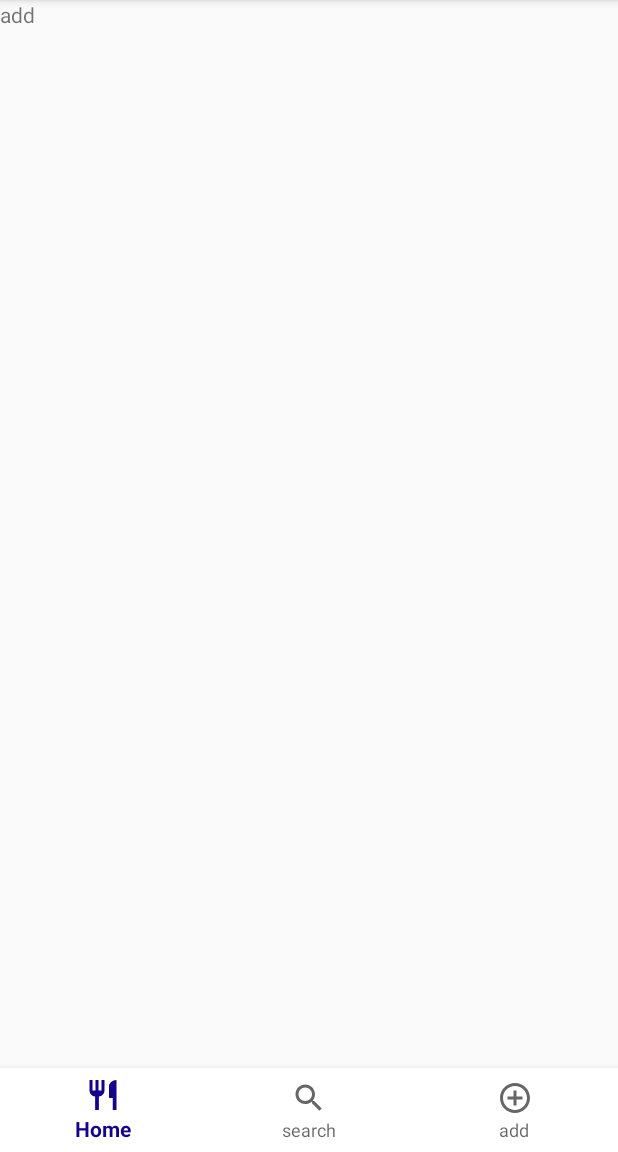
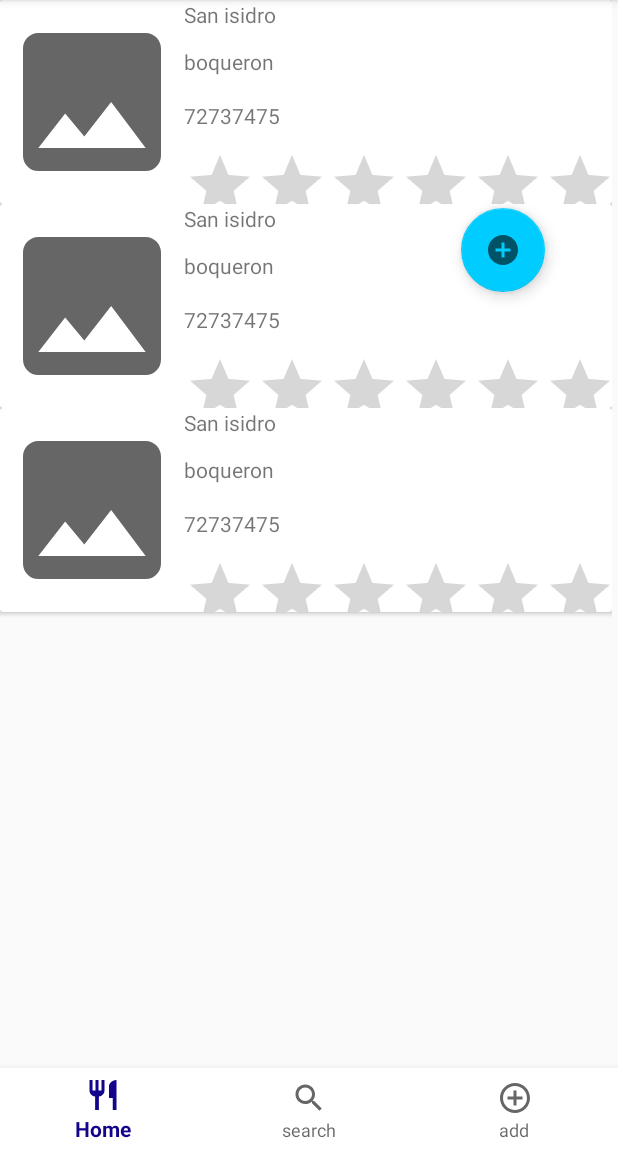
Before and after one commit to cabana1423/Comeya, an Android app: the add screen opened through its navigation route, on a phone screen of 412 x 824 dp, the part 84-1236 px from its top. Run offline under Robolectric (Android 15) with nearby library versions, the light colour scheme and no system bars.

Commit message:
vistas Myrest y modificacion add

```diff
--- a/app/build.gradle
+++ b/app/build.gradle
@@ -30,6 +30,7 @@ dependencies {
     implementation 'androidx.navigation:navigation-fragment:2.3.0'
     implementation 'androidx.navigation:navigation-ui:2.3.0'
     implementation 'androidx.legacy:legacy-support-v4:1.0.0'
+    implementation 'com.google.android.gms:play-services-maps:17.0.0'
     testImplementation 'junit:junit:4.12'
     androidTestImplementation 'androidx.test.ext:junit:1.1.1'
     androidTestImplementation 'androidx.test.espresso:espresso-core:3.2.0'
--- a/app/src/main/AndroidManifest.xml
+++ b/app/src/main/AndroidManifest.xml
@@ -9,7 +9,9 @@
         android:roundIcon="@mipmap/ic_launcher_round"
         android:supportsRtl="true"
         android:theme="@style/AppTheme">
-        <activity android:name=".realizar_pedido"></activity>
+        <activity android:name=".gestionar_rest"></activity>
+        <activity android:name=".crear_Myrest" />
+        <activity android:name=".realizar_pedido" />
         <activity android:name=".entrada" />
         <activity android:name=".register_user" />
         <activity android:name=".MainActivity">
--- /dev/null
+++ b/app/src/main/java/com/example/comeya/MyRest_Adapter.java
@@ -0,0 +1,78 @@
+package com.example.comeya;
+
+
+import android.content.Context;
+import android.content.Intent;
+import android.view.LayoutInflater;
+import android.view.View;
+import android.view.ViewGroup;
+import android.widget.ImageView;
+import android.widget.TextView;
+
+import androidx.annotation.NonNull;
+import androidx.cardview.widget.CardView;
+import androidx.recyclerview.widget.RecyclerView;
+
+
+import java.util.List;
+
+public class MyRest_Adapter extends RecyclerView.Adapter<MyRest_Adapter.ViewHolder> {
+    public static class ViewHolder extends RecyclerView.ViewHolder implements View.OnClickListener {
+        private TextView titleRest, direccion, telefono;
+        private ImageView fotorest;
+        private CardView vistarest;
+        Context context;
+
+        public ViewHolder(View itemView){
+            super(itemView);
+            context=itemView.getContext();
+            titleRest=(TextView)itemView.findViewById(R.id.Restviewtitulo);
+            direccion=(TextView)itemView.findViewById(R.id.Resyviewdireccion);
+            telefono=(TextView)itemView.findViewById(R.id.Restviewphone);
+            fotorest=(ImageView) itemView.findViewById(R.id.Restviewimg);
+            vistarest =(CardView) itemView.findViewById(R.id.Restgroupview);
+
+        }
+        void setOnclickCardview(){
+            vistarest.setOnClickListener(this);
+        };
+
+        @Override
+        public void onClick(View view) {
+            switch (view.getId()){
+                case R.id.Restgroupview:
+                    Intent intent=new Intent(context,gestionar_rest.class);
+                    context.startActivity(intent);
+                    break;
+            }
+        }
+
+    }
+    public List<restView> MylistaRestview;
+
+    public MyRest_Adapter(List<restView>listaRestview){
+        this.MylistaRestview =listaRestview;
+    }
+
+    @NonNull
+    @Override
+    public ViewHolder onCreateViewHolder(@NonNull ViewGroup parent, int viewType) {
+        View view= LayoutInflater.from(parent.getContext()).inflate(R.layout.listview_rest,parent,false);
+        ViewHolder viewHolder=new ViewHolder(view);
+        return viewHolder;
+    }
+
+    @Override
+    public void onBindViewHolder(@NonNull ViewHolder holder, int position) {
+        holder.titleRest.setText(MylistaRestview.get(position).getTitleRest());
+        holder.direccion.setText(MylistaRestview.get(position).getDireccion());
+        holder.telefono.setText(MylistaRestview.get(position).getTelefono());
+        holder.fotorest.setImageResource(MylistaRestview.get(position).getFotorest());
+        holder.setOnclickCardview();
+    }
+
+    @Override
+    public int getItemCount() {
+        return MylistaRestview.size();
+    }
+}
--- a/app/src/main/java/com/example/comeya/add.java
+++ b/app/src/main/java/com/example/comeya/add.java
@@ -1,12 +1,23 @@
 package com.example.comeya;
 
+import android.content.Context;
+import android.content.Intent;
 import android.os.Bundle;
 
 import androidx.fragment.app.Fragment;
+import androidx.recyclerview.widget.LinearLayoutManager;
+import androidx.recyclerview.widget.RecyclerView;
 
 import android.view.LayoutInflater;
 import android.view.View;
 import android.view.ViewGroup;
+import android.widget.Button;
+import android.widget.Toast;
+
+import com.google.android.material.floatingactionbutton.FloatingActionButton;
+
+import java.util.ArrayList;
+import java.util.List;
 
 /**
  * A simple {@link Fragment} subclass.
@@ -52,13 +63,41 @@ public class add extends Fragment {
         if (getArguments() != null) {
             mParam1 = getArguments().getString(ARG_PARAM1);
             mParam2 = getArguments().getString(ARG_PARAM2);
+
+
         }
     }
+    private FloatingActionButton crear_rest;
+    Context context;
+    private RecyclerView recyclerViewrest;
+    private MyRest_Adapter adaptadorrest;
 
     @Override
     public View onCreateView(LayoutInflater inflater, ViewGroup container,
                              Bundle savedInstanceState) {
         // Inflate the layout for this fragment
-        return inflater.inflate(R.layout.fragment_add, container, false);
+        View vista = inflater.inflate(R.layout.fragment_add, container, false);
+        crear_rest=(FloatingActionButton)vista.findViewById(R.id.addrest_floatingButton);
+        context=vista.getContext();
+        crear_rest.setOnClickListener(new View.OnClickListener() {
+            @Override
+            public void onClick(View view) {
+                Intent intent=new Intent(context,crear_Myrest.class);
+                context.startActivity(intent);
+            }
+        });
+        recyclerViewrest= (RecyclerView)vista.findViewById(R.id.Myrestview_list);
+        recyclerViewrest.setLayoutManager(new LinearLayoutManager(getContext()));
+        adaptadorrest=new MyRest_Adapter(obtenerMyRest());
+        recyclerViewrest.setAdapter(adaptadorrest);
+        return vista;
+    }
+    public List<restView> obtenerMyRest(){
+        List<restView> rest=new ArrayList<>();
+        rest.add(new restView("San isidro","boqueron","72737475",R.drawable.image_defect));
+        rest.add(new restView("San isidro","boqueron","72737475",R.drawable.image_defect));
+        rest.add(new restView("San isidro","boqueron","72737475",R.drawable.image_defect));
+
+        return rest;
     }
 }
--- /dev/null
+++ b/app/src/main/res/drawable/add_rest.xml
@@ -0,0 +1,10 @@
+<vector xmlns:android="http://schemas.android.com/apk/res/android"
+    android:width="24dp"
+    android:height="24dp"
+    android:viewportWidth="24"
+    android:viewportHeight="24"
+    android:tint="?attr/colorControlNormal">
+  <path
+      android:fillColor="@android:color/white"
+      android:pathData="M12,2C6.48,2 2,6.48 2,12s4.48,10 10,10 10,-4.48 10,-10S17.52,2 12,2zM17,13h-4v4h-2v-4L7,13v-2h4L11,7h2v4h4v2z"/>
+</vector>
--- a/app/src/main/res/layout/fragment_add.xml
+++ b/app/src/main/res/layout/fragment_add.xml
@@ -1,14 +1,34 @@
 <?xml version="1.0" encoding="utf-8"?>
-<FrameLayout xmlns:android="http://schemas.android.com/apk/res/android"
+<androidx.constraintlayout.widget.ConstraintLayout xmlns:android="http://schemas.android.com/apk/res/android"
+    xmlns:app="http://schemas.android.com/apk/res-auto"
     xmlns:tools="http://schemas.android.com/tools"
     android:layout_width="match_parent"
     android:layout_height="match_parent"
     tools:context=".add">
 
-    <!-- TODO: Update blank fragment layout -->
-    <TextView
+
+    <androidx.recyclerview.widget.RecyclerView
+        android:id="@+id/Myrestview_list"
         android:layout_width="match_parent"
         android:layout_height="match_parent"
-        android:text="@string/add" />
+        app:layout_constraintBottom_toBottomOf="parent"
+        app:layout_constraintEnd_toEndOf="parent"
+        app:layout_constraintHorizontal_bias="1.0"
+        app:layout_constraintStart_toStartOf="parent"
+        app:layout_constraintTop_toTopOf="parent"
+        app:layout_constraintVertical_bias="1.0" />
 
-</FrameLayout>
+    <com.google.android.material.floatingactionbutton.FloatingActionButton
+        android:id="@+id/addrest_floatingButton"
+        android:layout_width="wrap_content"
+        android:layout_height="wrap_content"
+        android:clickable="true"
+        android:src="@drawable/add_rest"
+        app:layout_constraintBottom_toBottomOf="parent"
+        app:layout_constraintEnd_toEndOf="@+id/Myrestview_list"
+        app:layout_constraintHorizontal_bias="0.873"
+        app:layout_constraintStart_toStartOf="parent"
+        app:layout_constraintTop_toTopOf="parent"
+        app:layout_constraintVertical_bias="0.223" />
+
+</androidx.constraintlayout.widget.ConstraintLayout>
```
Also changed, not shown: app/src/main/java/com/example/comeya/crear_Myrest.java (added, +14 -0 lines), app/src/main/java/com/example/comeya/gestionar_rest.java (added, +14 -0 lines), app/src/main/res/layout/activity_crear__myrest.xml (added, +125 -0 lines), app/src/main/res/layout/activity_gestionar_rest.xml (added, +9 -0 lines).
